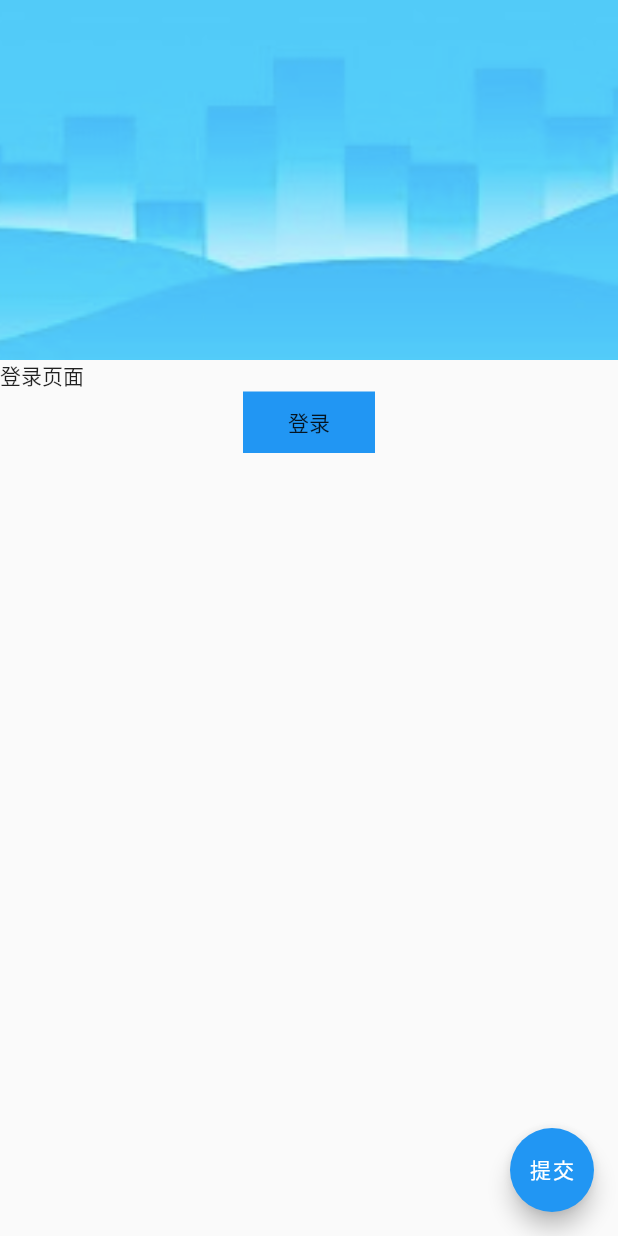
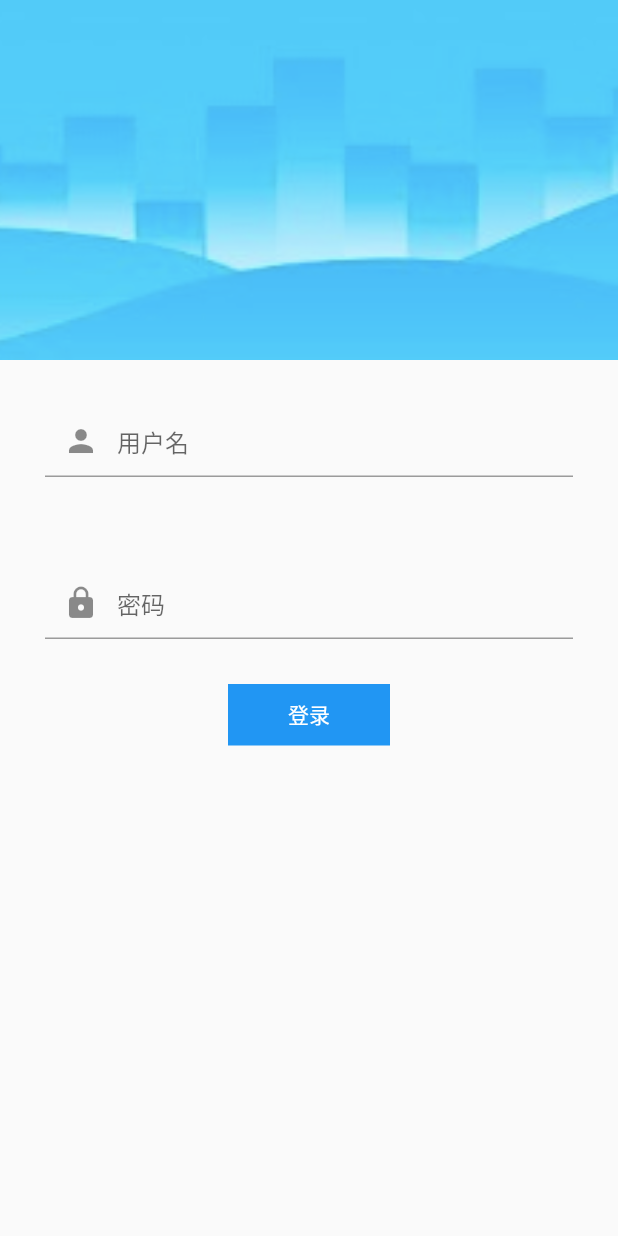
Before and after one commit to OceanCheung/flutter_work, a Flutter app: the screen it shows after launch, on a phone screen of 412 x 824 dp. Run offline on Flutter 3.47's test engine with Material 2 defaults, Android fonts, the phone set to English and light mode, and no system bars; our stand-ins replace dio; missing offline and left inert: flutter_webview_plugin; generated files the repository leaves out were written again.

Commit message:
优化登录界面

```diff
--- a/lib/pages/login.dart
+++ b/lib/pages/login.dart
@@ -1,15 +1,63 @@
 import 'package:flutter/material.dart';
 import './home.dart';
 
-class LoginPage extends StatelessWidget {
+class LoginPage extends StatefulWidget {
+  @override
+  _LoginPageState createState() {
+    return _LoginPageState();
+  }
+}
+
+class _LoginPageState extends State<LoginPage> {
+  //用户名
+  String _userName;
+  //密码
+  String _password;
+  //用户名验证信息
+  String _userNameValidate;
+  //用户名验证信息显示隐藏
+  bool _userNameDisplay;
+  //密码验证信息
+  String _passwordValidate;
+  //密码验证信息显示隐藏
+  bool _passwordDisplay;
+  //监听用户名
+  TextEditingController _userNameEditingController;
+  //监听密码
+  TextEditingController _passwordEditingController;
+
+  //初始化
+  @override
+  void initState() {
+    super.initState();
+    _userNameDisplay = true;
+    _passwordDisplay = true;
+    _userNameEditingController = TextEditingController();
+    _passwordEditingController = TextEditingController();
+    //添加监听
+    _userNameEditingController.addListener(() {
+      // print('用户名:' + _userNameEditingController.text);
+    });
+    //添加监听
+    _passwordEditingController.addListener(() {
+      // print('密码:' + _passwordEditingController.text);
+    });
+  }
+
+  //销毁
+  @override
+  void dispose() {
+    super.dispose();
+    //释放资源
+    _userNameEditingController.dispose();
+    _passwordEditingController.dispose();
+  }
+
   @override
   Widget build(BuildContext context) {
     return Scaffold(
-        floatingActionButton: FloatingActionButton(
-          onPressed: () {},
-          child: Text('提交'),
-        ),
-        body: Column(
+      body: SingleChildScrollView(
+          child: Column(
         crossAxisAlignment: CrossAxisAlignment.start,
         children: <Widget>[
           Container(
@@ -20,8 +68,45 @@ class LoginPage extends StatelessWidget {
               height: 240,
             ),
           ),
+          // Container(
+          //   padding: EdgeInsets.all(10),
+          //   alignment: Alignment.center,
+          //   child: Text('欢迎来到天宁区重点项目',
+          //       style: TextStyle(fontSize: 24, color: Colors.grey)),
+          // ),
           Container(
-              child: Text('登录页面'),
+            padding: EdgeInsets.all(30),
+            child: TextField(
+              onChanged: (text) {
+                setState(() {
+                  _userName = text;
+                });
+              },
+              controller: _userNameEditingController,
+              decoration: InputDecoration(
+                  hintText: "用户名", prefixIcon: Icon(Icons.person)),
+            ),
+          ),
+          Container(
+              padding: EdgeInsets.only(left: 40),
+              child: Offstage(
+                offstage: _userNameDisplay, //true表示隐藏，false表示显示
+                child: Text("$_userNameValidate",
+                    style: TextStyle(color: Colors.red)),
+              )),
+          Container(
+            padding: EdgeInsets.all(30),
+            child: TextField(
+              onChanged: (text) {
+                setState(() {
+                  _password = text;
+                });
+              },
+              controller: _passwordEditingController,
+              obscureText: true,
+              decoration:
+                  InputDecoration(hintText: "密码", prefixIcon: Icon(Icons.lock)),
+            ),
           ),
           Container(
               alignment: Alignment.center,
@@ -31,10 +116,47 @@ class LoginPage extends StatelessWidget {
                   child: InkWell(
                     child: Container(
                       padding: EdgeInsets.only(
-                            left: 30.0, top: 10.0, right: 30.0, bottom: 10.0),
-                        child: Text('登录'),
+                          left: 40.0, top: 10.0, right: 40.0, bottom: 10.0),
+                      child: Text(
+                        '登录',
+                        style: TextStyle(color: Colors.white),
+                      ),
                     ),
                     onTap: () {
+                      //进行验证
+                      if (_userName != null && _userName != "") {
+                        setState(() {
+                          _userNameDisplay = true; //隐藏
+                        });
+                      } else {
+                        print('显示');
+                        setState(() {
+                          _userNameValidate = "用户名不能为空";
+                          _userNameDisplay = false; //显示
+                        });
+                        return;
+                      }
+                      if (_password != null && _userName != "") {
+                        print("密码");
+                      } else {
+                        showDialog(
+                            context: context,
+                            builder: (BuildContext context) {
+                              return AlertDialog(
+                                title: Text('提示'),
+                                content: Text('密码不能为空'),
+                                actions: <Widget>[
+                                  FlatButton(
+                                    child: Text('确定'),
+                                    onPressed: () {
+                                      Navigator.of(context).pop();
+                                    },
+                                  )
+                                ],
+                              );
+                            });
+                        return;
+                      }
                       Navigator.push(
                           context,
                           MaterialPageRoute(
@@ -44,6 +166,7 @@ class LoginPage extends StatelessWidget {
                 ),
               ))
         ],
-        ));
+      )),
+    );
   }
 }
--- a/lib/pages/webview.dart
+++ b/lib/pages/webview.dart
@@ -28,7 +28,6 @@ class _WebViewPageState extends State<WebViewPage> {
 
   @override
   void dispose() {
-    // TODO: implement dispose
     super.dispose();
     flutterWebviewPlugin.dispose();
   }
```
Lines whose indentation alone changed are shown as unchanged.
